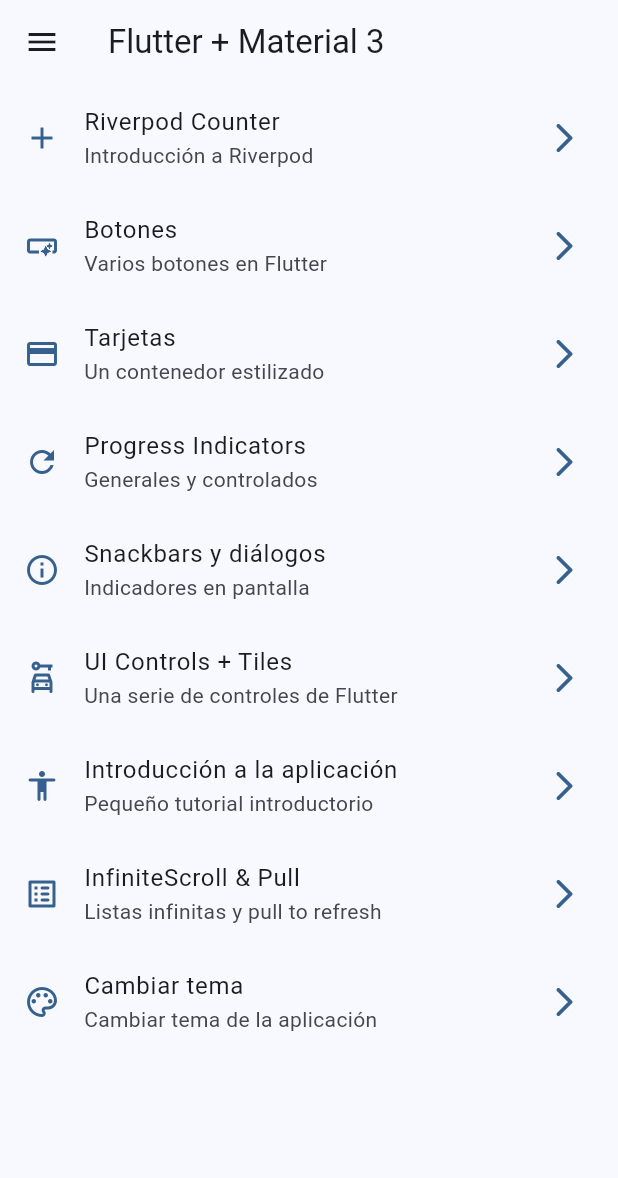
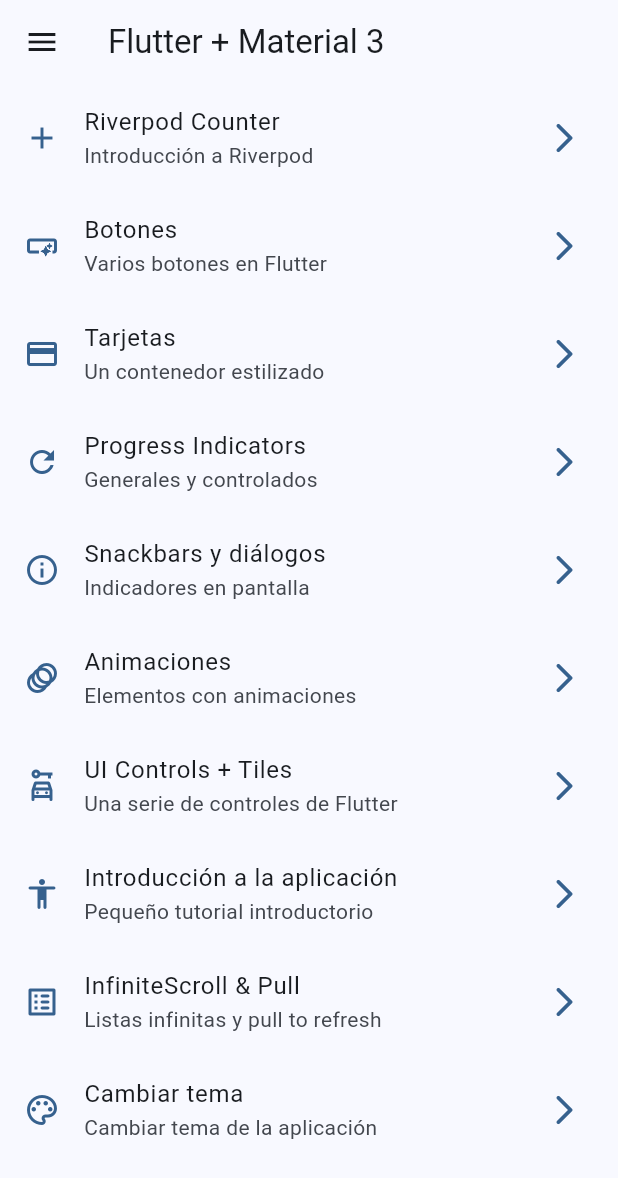
Before and after one commit to EmilioMartel/flutter-widgets-app, a Flutter app: the screen it shows after launch, on a phone screen of 412 x 824 dp. Shown: the top 1178 px of the screen. Run offline on Flutter 3.47's test engine with Material 3 defaults, Android fonts, the phone set to English and light mode, and no system bars; our stand-ins replace animate_do, flutter_riverpod, go_router.

```diff
--- a/lib/config/menu/menu_items.dart
+++ b/lib/config/menu/menu_items.dart
@@ -52,6 +52,13 @@ const appMenuItems = <MenuItems> [
   ),
 
   MenuItems(
+    title: 'Animaciones',
+    subTitle: 'Elementos con animaciones',
+    link: '/animated',
+    icon: Icons.animation
+  ),
+
+  MenuItems(
     title: 'UI Controls + Tiles',
     subTitle: 'Una serie de controles de Flutter',
     link: '/ui-controls',
--- a/lib/config/router/app_router.dart
+++ b/lib/config/router/app_router.dart
@@ -38,7 +38,7 @@ final appRouter = GoRouter(
 
     GoRoute(
       name: AnimatedScreen.name,
-      path: '/animated',
+      path: '/animated_screen',
       builder: (context, state) => const AnimatedScreen(),
     ),
 
```
